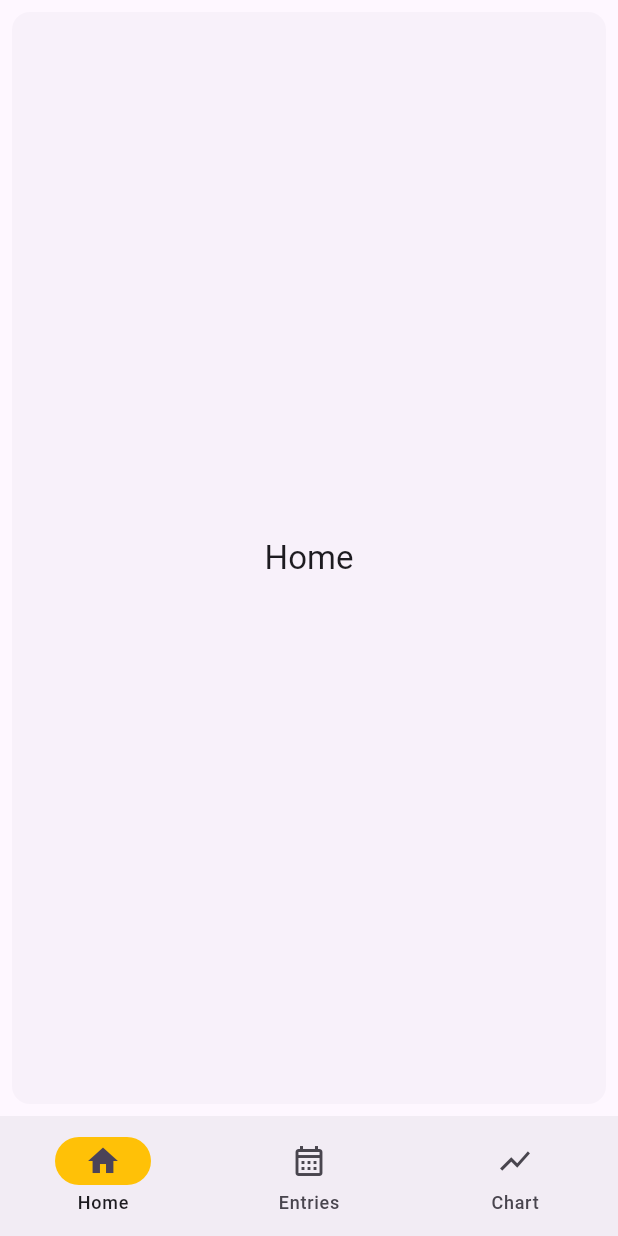
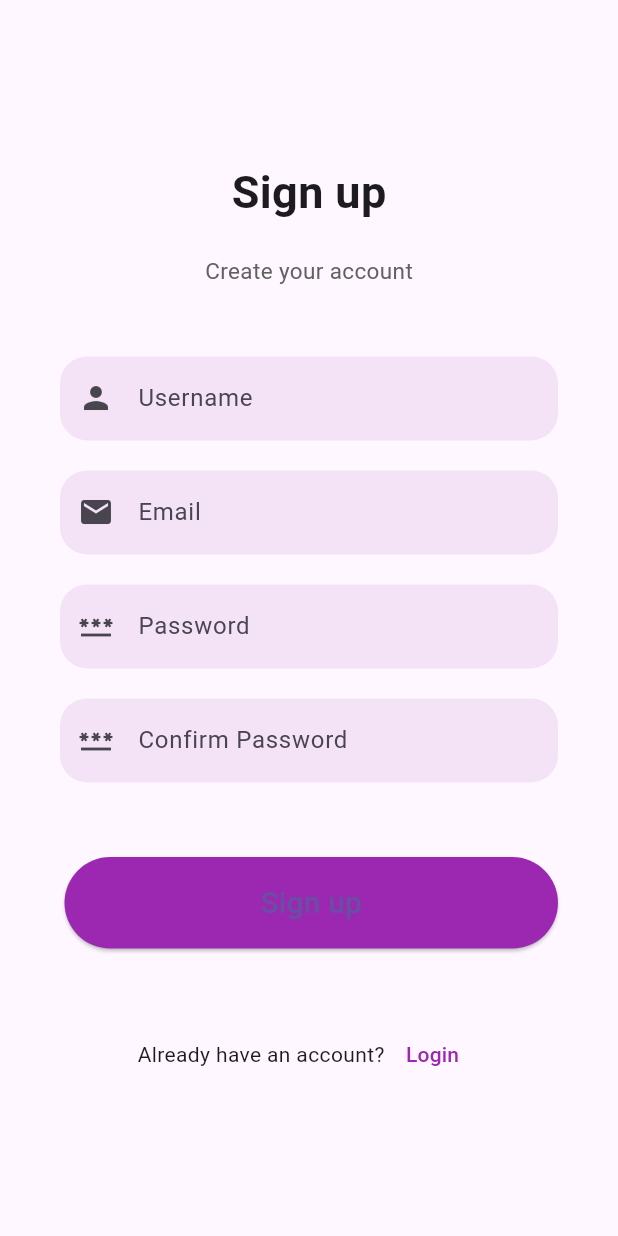
Before and after one commit to ksmittyxo/capstone, a Flutter app: the screen it shows after launch, on a phone screen of 412 x 824 dp. Run offline on Flutter 3.47's test engine with Material 3 defaults, Android fonts, the phone set to English and light mode, and no system bars; our stand-ins replace sqflite; accounts and stored records are empty.

Commit message:
Basic code for sign up page. No database connection or button functionality.

```diff
--- a/lib/main.dart
+++ b/lib/main.dart
@@ -1,5 +1,6 @@
 import 'package:flutter/material.dart';
 import 'package:capstone/home.dart';
+import 'package:capstone/sign_up.dart';
 //import 'logic.dart';
 void main() {
   runApp(const MyApp());
@@ -15,7 +16,7 @@ class MyApp extends StatelessWidget {
         colorScheme: ColorScheme.fromSeed(seedColor: Colors.deepPurple),
         useMaterial3: true,
       ),
-      home: HomeScreen(),
+      home: const SignUpScreen(),
     );
   }
 }
--- /dev/null
+++ b/lib/sign_up.dart
@@ -0,0 +1,135 @@
+import 'package:flutter/material.dart';
+
+class SignUpScreen extends StatefulWidget {
+  const SignUpScreen({Key? key}) : super(key: key);
+  @override
+  State<SignUpScreen> createState() => _SignUpScreenState();
+}
+class _SignUpScreenState extends State<SignUpScreen> {
+  @override
+  Widget build(BuildContext buildContext) {
+    return MaterialApp(
+        debugShowCheckedModeBanner: false,
+        home: Scaffold(
+            body: SingleChildScrollView(
+              child: Container(
+                padding: const EdgeInsets.symmetric(horizontal: 40),
+                height: MediaQuery.of(context).size.height - 50,
+                width: double.infinity,
+                child: Column(
+                    mainAxisAlignment: MainAxisAlignment.spaceEvenly,
+                    crossAxisAlignment: CrossAxisAlignment.stretch,
+                    children: <Widget>[
+                      Column(
+                        children: <Widget>[
+                          const SizedBox(height: 60.0),
+
+                          const Text(
+                            "Sign up",
+                            style: TextStyle(
+                              fontSize: 30,
+                              fontWeight: FontWeight.bold,
+                            ),
+                          ),
+                          const SizedBox(
+                            height: 20,
+                          ),
+                          Text(
+                            "Create your account",
+                            style: TextStyle(fontSize: 15, color: Colors.grey[700]),
+                          )
+                        ],
+                      ),
+                      Column(
+                        children: <Widget>[
+                          TextField(
+                            decoration: InputDecoration(
+                                hintText: "Username",
+                                border: OutlineInputBorder(
+                                    borderRadius: BorderRadius.circular(18),
+                                    borderSide: BorderSide.none),
+                                fillColor: Colors.purple.withOpacity(0.1),
+                                filled: true,
+                                prefixIcon: const Icon(Icons.person)),
+                          ),
+
+                          const SizedBox(height: 20),
+
+                          TextField(
+                            decoration: InputDecoration(
+                                hintText: "Email",
+                                border: OutlineInputBorder(
+                                    borderRadius: BorderRadius.circular(18),
+                                    borderSide: BorderSide.none),
+                                fillColor: Colors.purple.withOpacity(0.1),
+                                filled: true,
+                                prefixIcon: const Icon(Icons.email)),
+                          ),
+
+                          const SizedBox(height: 20),
+
+                          TextField(
+                            decoration: InputDecoration(
+                              hintText: "Password",
+                              border: OutlineInputBorder(
+                                  borderRadius: BorderRadius.circular(18),
+                                  borderSide: BorderSide.none),
+                              fillColor: Colors.purple.withOpacity(0.1),
+                              filled: true,
+                              prefixIcon: const Icon(Icons.password),
+                            ),
+                            obscureText: true,
+                          ),
+
+                          const SizedBox(height: 20),
+
+                          TextField(
+                            decoration: InputDecoration(
+                              hintText: "Confirm Password",
+                              border: OutlineInputBorder(
+                                  borderRadius: BorderRadius.circular(18),
+                                  borderSide: BorderSide.none),
+                              fillColor: Colors.purple.withOpacity(0.1),
+                              filled: true,
+                              prefixIcon: const Icon(Icons.password),
+                            ),
+                            obscureText: true,
+                          ),
+                        ],
+                      ),
+                      Container(
+                          padding: const EdgeInsets.only(top: 3, left: 3),
+                          child: ElevatedButton(
+                            onPressed: () {
+                            },
+                            style: ElevatedButton.styleFrom(
+                              shape: const StadiumBorder(),
+                              padding: const EdgeInsets.symmetric(vertical: 16),
+                              backgroundColor: Colors.purple,
+                            ),
+                            child: const Text(
+                              "Sign up",
+                              style: TextStyle(fontSize: 20),
+                            ),
+                          )
+                      ),
+
+                      Row(
+                        mainAxisAlignment: MainAxisAlignment.center,
+                        children: <Widget>[
+                          const Text("Already have an account?"),
+                          TextButton(
+                              onPressed: () {
+                              },
+                              child: const Text("Login", style: TextStyle(color: Colors.purple),)
+                          )
+                        ],
+                      )
+                    ],
+                ),
+              ),
+            ),
+        ),
+    );
+  }
+}
```
